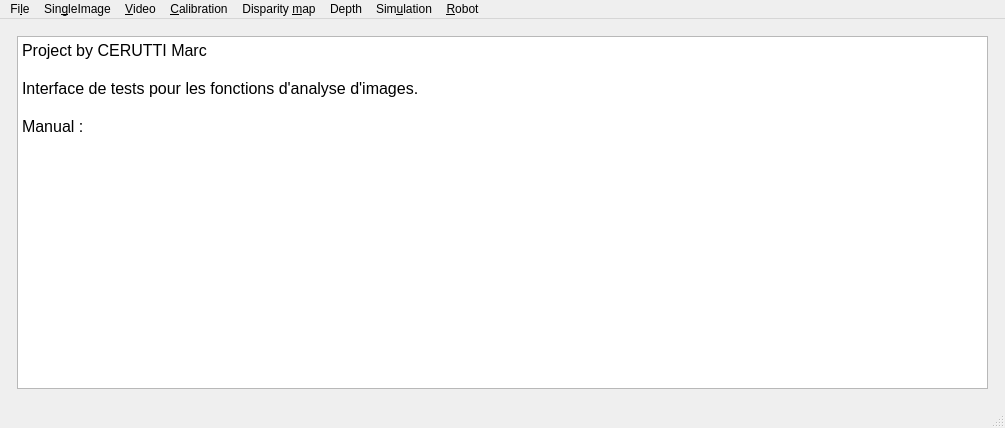
m21-cerutti/ProjetTech2019_Robot, file windows/mainwindow.ui: the form before one commit.
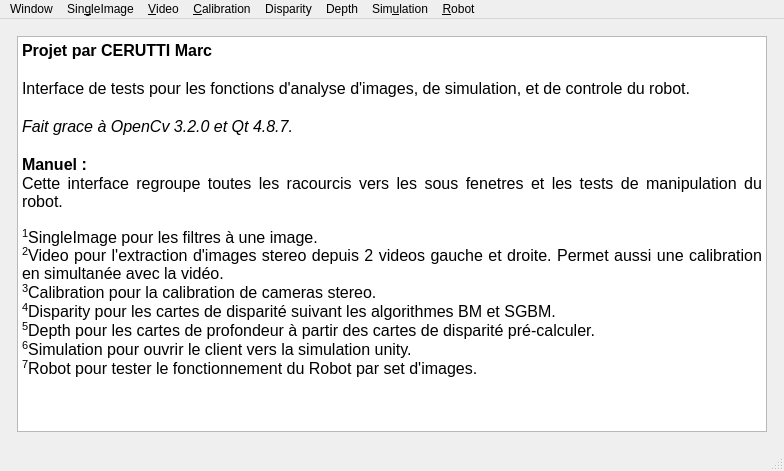
The form after the commit.

Commit message: Fenetre manuel

The edit to the form file:
```diff
--- a/windows/mainwindow.ui
+++ b/windows/mainwindow.ui
@@ -6,8 +6,8 @@
    <rect>
     <x>0</x>
     <y>0</y>
-    <width>1005</width>
-    <height>428</height>
+    <width>784</width>
+    <height>471</height>
    </rect>
   </property>
   <property name="windowTitle">
@@ -42,11 +42,19 @@
 &lt;html&gt;&lt;head&gt;&lt;meta name=&quot;qrichtext&quot; content=&quot;1&quot; /&gt;&lt;style type=&quot;text/css&quot;&gt;
 p, li { white-space: pre-wrap; }
 &lt;/style&gt;&lt;/head&gt;&lt;body style=&quot; font-family:'Cantarell'; font-size:11pt; font-weight:400; font-style:normal;&quot;&gt;
-&lt;p style=&quot; margin-top:0px; margin-bottom:0px; margin-left:0px; margin-right:0px; -qt-block-indent:0; text-indent:0px;&quot;&gt;&lt;span style=&quot; font-family:'Sans'; font-size:12pt;&quot;&gt;Project by CERUTTI Marc &lt;/span&gt;&lt;/p&gt;
-&lt;p style=&quot;-qt-paragraph-type:empty; margin-top:0px; margin-bottom:0px; margin-left:0px; margin-right:0px; -qt-block-indent:0; text-indent:0px; font-family:'Sans'; font-size:12pt;&quot;&gt;&lt;br /&gt;&lt;/p&gt;
-&lt;p style=&quot; margin-top:0px; margin-bottom:0px; margin-left:0px; margin-right:0px; -qt-block-indent:0; text-indent:0px;&quot;&gt;&lt;span style=&quot; font-family:'Sans'; font-size:12pt;&quot;&gt;Interface de tests pour les fonctions d'analyse d'images.&lt;/span&gt;&lt;/p&gt;
-&lt;p style=&quot;-qt-paragraph-type:empty; margin-top:0px; margin-bottom:0px; margin-left:0px; margin-right:0px; -qt-block-indent:0; text-indent:0px; font-family:'Sans'; font-size:12pt;&quot;&gt;&lt;br /&gt;&lt;/p&gt;
-&lt;p style=&quot; margin-top:0px; margin-bottom:0px; margin-left:0px; margin-right:0px; -qt-block-indent:0; text-indent:0px;&quot;&gt;&lt;span style=&quot; font-family:'Sans'; font-size:12pt;&quot;&gt;Manual :&lt;/span&gt;&lt;/p&gt;&lt;/body&gt;&lt;/html&gt;</string>
+&lt;p align=&quot;justify&quot; style=&quot; margin-top:0px; margin-bottom:0px; margin-left:0px; margin-right:0px; -qt-block-indent:0; text-indent:0px;&quot;&gt;&lt;span style=&quot; font-family:'Sans'; font-size:12pt; font-weight:600;&quot;&gt;Projet par CERUTTI Marc &lt;/span&gt;&lt;/p&gt;
+&lt;p align=&quot;justify&quot; style=&quot;-qt-paragraph-type:empty; margin-top:0px; margin-bottom:0px; margin-left:0px; margin-right:0px; -qt-block-indent:0; text-indent:0px; font-family:'Sans'; font-size:12pt;&quot;&gt;&lt;br /&gt;&lt;/p&gt;
+&lt;p align=&quot;justify&quot; style=&quot; margin-top:0px; margin-bottom:0px; margin-left:0px; margin-right:0px; -qt-block-indent:0; text-indent:0px;&quot;&gt;&lt;span style=&quot; font-family:'Sans'; font-size:12pt;&quot;&gt;Interface de tests pour les fonctions d'analyse d'images, de simulation, et de controle du robot.&lt;/span&gt;&lt;/p&gt;
+&lt;p align=&quot;justify&quot; style=&quot;-qt-paragraph-type:empty; margin-top:0px; margin-bottom:0px; margin-left:0px; margin-right:0px; -qt-block-indent:0; text-indent:0px; font-family:'Sans'; font-size:12pt;&quot;&gt;&lt;br /&gt;&lt;/p&gt;
+&lt;p align=&quot;justify&quot; style=&quot; margin-top:0px; margin-bottom:0px; margin-left:0px; margin-right:0px; -qt-block-indent:0; text-indent:0px;&quot;&gt;&lt;span style=&quot; font-family:'Sans'; font-size:12pt; font-style:italic;&quot;&gt;Fait grace à OpenCv 3.2.0 et Qt 4.8.7.&lt;/span&gt;&lt;/p&gt;
+&lt;p align=&quot;justify&quot; style=&quot;-qt-paragraph-type:empty; margin-top:0px; margin-bottom:0px; margin-left:0px; margin-right:0px; -qt-block-indent:0; text-indent:0px; font-family:'Sans'; font-size:12pt;&quot;&gt;&lt;br /&gt;&lt;/p&gt;
+&lt;p align=&quot;justify&quot; style=&quot; margin-top:0px; margin-bottom:0px; margin-left:0px; margin-right:0px; -qt-block-indent:0; text-indent:0px;&quot;&gt;&lt;span style=&quot; font-family:'Sans'; font-size:12pt; font-weight:600;&quot;&gt;Manuel :&lt;/span&gt;&lt;/p&gt;
+&lt;p align=&quot;justify&quot; style=&quot; margin-top:0px; margin-bottom:0px; margin-left:0px; margin-right:0px; -qt-block-indent:0; text-indent:0px;&quot;&gt;&lt;span style=&quot; font-family:'Sans'; font-size:12pt;&quot;&gt;Cette interface regroupe toutes les racourcis vers les sous fenetres et les tests de manipulation du robot.&lt;br /&gt;&lt;br /&gt;&lt;/span&gt;&lt;span style=&quot; font-family:'Sans'; font-size:12pt; vertical-align:super;&quot;&gt;1&lt;/span&gt;&lt;span style=&quot; font-family:'Sans'; font-size:12pt;&quot;&gt;SingleImage pour les filtres à une image.&lt;br /&gt;&lt;/span&gt;&lt;span style=&quot; font-family:'Sans'; font-size:12pt; vertical-align:super;&quot;&gt;2&lt;/span&gt;&lt;span style=&quot; font-family:'Sans'; font-size:12pt;&quot;&gt;Video pour l'extraction d'images stereo depuis 2 videos gauche et droite. Permet aussi une calibration en simultanée avec la vidéo.&lt;/span&gt;&lt;/p&gt;
+&lt;p align=&quot;justify&quot; style=&quot; margin-top:0px; margin-bottom:0px; margin-left:0px; margin-right:0px; -qt-block-indent:0; text-indent:0px;&quot;&gt;&lt;span style=&quot; font-family:'Sans'; font-size:12pt; vertical-align:super;&quot;&gt;3&lt;/span&gt;&lt;span style=&quot; font-family:'Sans'; font-size:12pt;&quot;&gt;Calibration pour la calibration de cameras stereo.&lt;/span&gt;&lt;/p&gt;
+&lt;p align=&quot;justify&quot; style=&quot; margin-top:0px; margin-bottom:0px; margin-left:0px; margin-right:0px; -qt-block-indent:0; text-indent:0px;&quot;&gt;&lt;span style=&quot; font-family:'Sans'; font-size:12pt; vertical-align:super;&quot;&gt;4&lt;/span&gt;&lt;span style=&quot; font-family:'Sans'; font-size:12pt;&quot;&gt;Disparity pour les cartes de disparité suivant les algorithmes BM et SGBM.&lt;/span&gt;&lt;/p&gt;
+&lt;p align=&quot;justify&quot; style=&quot; margin-top:0px; margin-bottom:0px; margin-left:0px; margin-right:0px; -qt-block-indent:0; text-indent:0px;&quot;&gt;&lt;span style=&quot; font-family:'Sans'; font-size:12pt; vertical-align:super;&quot;&gt;5&lt;/span&gt;&lt;span style=&quot; font-family:'Sans'; font-size:12pt;&quot;&gt;Depth pour les cartes de profondeur à partir des cartes de disparité pré-calculer.&lt;/span&gt;&lt;/p&gt;
+&lt;p align=&quot;justify&quot; style=&quot; margin-top:0px; margin-bottom:0px; margin-left:0px; margin-right:0px; -qt-block-indent:0; text-indent:0px;&quot;&gt;&lt;span style=&quot; font-family:'Sans'; font-size:12pt; vertical-align:super;&quot;&gt;6&lt;/span&gt;&lt;span style=&quot; font-family:'Sans'; font-size:12pt;&quot;&gt;Simulation pour ouvrir le client vers la simulation unity.&lt;/span&gt;&lt;/p&gt;
+&lt;p align=&quot;justify&quot; style=&quot; margin-top:0px; margin-bottom:0px; margin-left:0px; margin-right:0px; -qt-block-indent:0; text-indent:0px;&quot;&gt;&lt;span style=&quot; font-family:'Sans'; font-size:12pt; vertical-align:super;&quot;&gt;7&lt;/span&gt;&lt;span style=&quot; font-family:'Sans'; font-size:12pt;&quot;&gt;Robot pour tester le fonctionnement du Robot par set d'images.&lt;/span&gt;&lt;/p&gt;&lt;/body&gt;&lt;/html&gt;</string>
         </property>
        </widget>
       </item>
@@ -59,13 +67,13 @@
     <rect>
      <x>0</x>
      <y>0</y>
-     <width>1005</width>
+     <width>784</width>
      <height>25</height>
     </rect>
    </property>
    <widget class="QMenu" name="menuFile">
     <property name="title">
-     <string>Fi&amp;le</string>
+     <string>Window</string>
     </property>
     <addaction name="actionQuit"/>
    </widget>
@@ -78,7 +86,7 @@
    </widget>
    <widget class="QMenu" name="menuDisparity_map">
     <property name="title">
-     <string>Disparity &amp;map</string>
+     <string>Disparity</string>
     </property>
     <addaction name="actionDisparityBM"/>
     <addaction name="actionDisparitySGBM"/>
```
